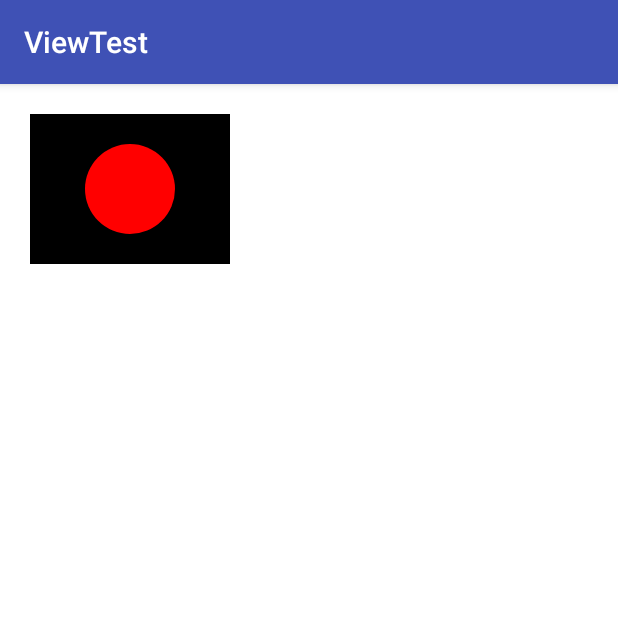
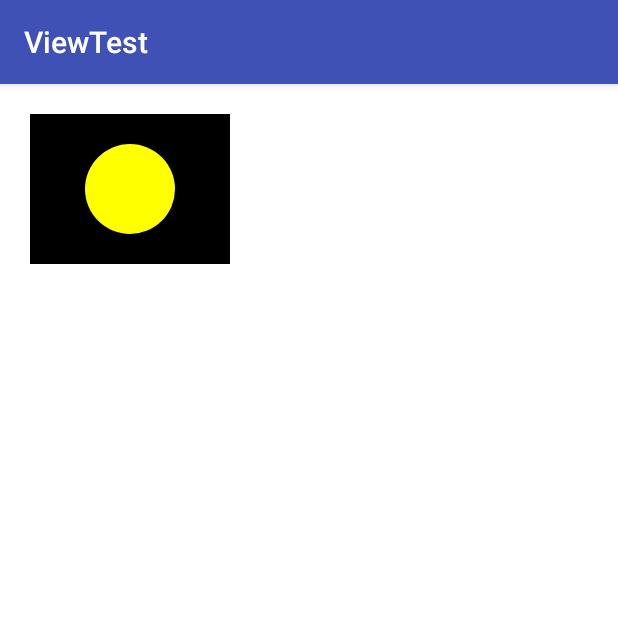
Before and after one commit to HWguolifeng/ViewTest, an Android app: the screen it shows after launch (MainActivity), on a phone screen of 412 x 824 dp, the top half of it. Run offline under Robolectric (Android 15) with nearby library versions, the phone set to English and light mode, and no system bars.

Commit message:
5:添加自定义属性的逻辑

```diff
--- a/app/src/main/java/com/guolifeng/android/viewtest/CircleView.java
+++ b/app/src/main/java/com/guolifeng/android/viewtest/CircleView.java
@@ -1,10 +1,10 @@
 package com.guolifeng.android.viewtest;
 
 import android.content.Context;
+import android.content.res.TypedArray;
 import android.graphics.Canvas;
 import android.graphics.Color;
 import android.graphics.Paint;
-import android.support.annotation.Nullable;
 import android.util.AttributeSet;
 import android.view.View;
 
@@ -15,7 +15,7 @@ import android.view.View;
 
 public class CircleView extends View
 {
-    private int mColor = Color.RED;
+    private int mColor = Color.BLUE;
     private Paint mPaint = new Paint(Paint.ANTI_ALIAS_FLAG);
 
     public CircleView(Context context)
@@ -24,15 +24,21 @@ public class CircleView extends View
         init();
     }
 
-    public CircleView(Context context, @Nullable AttributeSet attrs)
+    public CircleView(Context context, AttributeSet attrs)
     {
         super(context, attrs);
+        TypedArray a = context.obtainStyledAttributes(attrs, R.styleable.CircleView);
+        mColor = a.getColor(R.styleable.CircleView_circle_color, Color.GRAY);
+        a.recycle();
         init();
     }
 
-    public CircleView(Context context, @Nullable AttributeSet attrs, int defStyleAttr)
+    public CircleView(Context context, AttributeSet attrs, int defStyleAttr)
     {
         super(context, attrs, defStyleAttr);
+        TypedArray a = context.obtainStyledAttributes(attrs, R.styleable.CircleView);
+        mColor = a.getColor(R.styleable.CircleView_circle_color, Color.GRAY);
+        a.recycle();
         init();
     }
 
--- a/app/src/main/res/layout/activity_main.xml
+++ b/app/src/main/res/layout/activity_main.xml
@@ -1,4 +1,5 @@
 <LinearLayout xmlns:android="http://schemas.android.com/apk/res/android"
+              xmlns:app="http://schemas.android.com/apk/res-auto"
               android:layout_width="match_parent"
               android:layout_height="match_parent"
               android:background="#ffffff"
@@ -8,9 +9,10 @@
         android:id="@+id/circleView1"
         android:layout_width="wrap_content"
         android:layout_height="100dp"
+        android:layout_margin="20dp"
         android:background="#000000"
-        android:layout_margin="20dp"
         android:padding="20dp"
+        app:circle_color="#ff0"
         />
 
 </LinearLayout>
--- /dev/null
+++ b/app/src/main/res/values/attrs_cricle_view.xml
@@ -0,0 +1,6 @@
+<?xml version="1.0" encoding="utf-8"?>
+<resources>
+    <declare-styleable name="CircleView">
+        <attr name="circle_color" format="color"/>
+    </declare-styleable>
+</resources>
```
